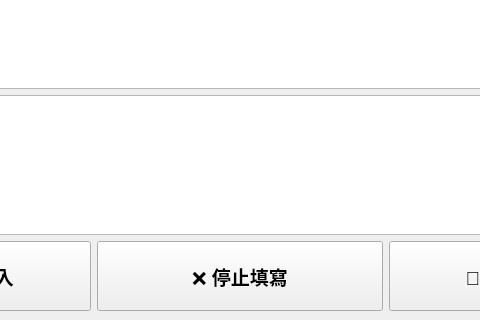
This is packages/blisswisdom_roll_call_assistant_desktop/ui/main_window.ui in blisswisdom-students/blisswisdom-roll-call-assistant as Qt 5 draws it before an edit; both pictures show x 498 to 978 and y 277 to 597 of the 1183 by 597 pixel window. The edited form follows.
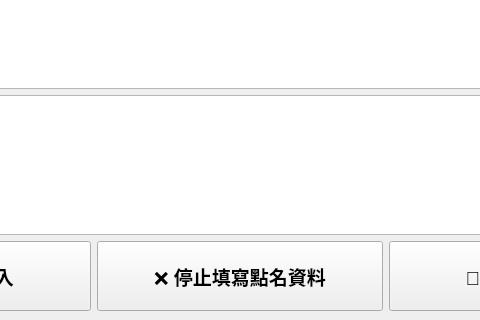
This is the edited form. Custom widgets are drawn as their Qt base class.

Diff of the .ui file:
```diff
--- a/packages/blisswisdom_roll_call_assistant_desktop/ui/main_window.ui
+++ b/packages/blisswisdom_roll_call_assistant_desktop/ui/main_window.ui
@@ -259,7 +259,7 @@
            </font>
           </property>
           <property name="text">
-           <string>❌ 停止填寫</string>
+           <string>❌ 停止填寫點名資料</string>
           </property>
          </widget>
         </item>
```
